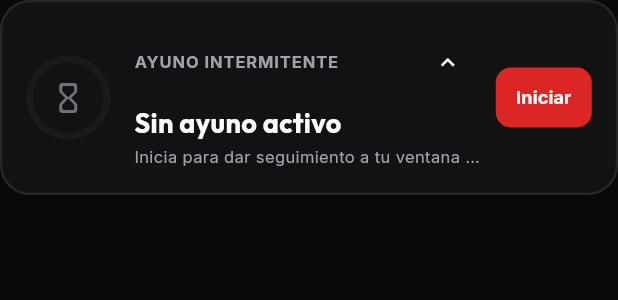
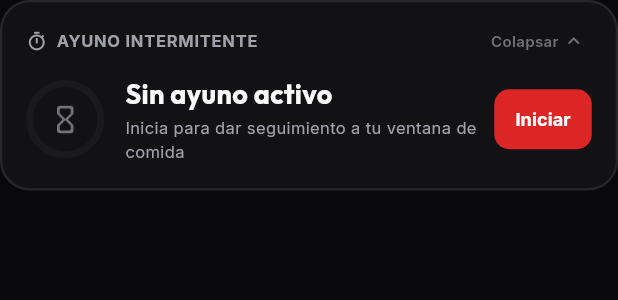
Before and after one commit to VICTOREB13/App-Food-Tracker, a Flutter app: the FastingWindowBentoCard widget shown alone on an empty page, opened directly, after a tap on "AYUNO INTERMITENTE", on a phone screen of 412 x 824 dp. Shown: the top 300 px of the screen. Run offline on Flutter 3.47's test engine with Material 3 defaults, Android fonts, the phone set to English and light mode, and no system bars; our stand-ins replace file_picker, flutter_secure_storage, flutter_svg, get_it, google_fonts, google_generative_ai and 4 more; missing offline and left inert: home_widget; accounts and stored records are empty; project files that could hold a hidden picture were left out.

Commit message:
feat(release): v1.2.5 - Fasting Bento UI alignment, truncated JSON auto-repair & root directory cleanup

```diff
--- a/lib/widgets/dashboard/fasting_window_bento_card.dart
+++ b/lib/widgets/dashboard/fasting_window_bento_card.dart
@@ -132,28 +132,44 @@ class _FastingWindowBentoCardState extends State<FastingWindowBentoCard> {
         ),
         child: Row(
           children: [
-            const Icon(Icons.timer_outlined, size: 18, color: AppColors.primary),
+            Container(
+              padding: const EdgeInsets.all(7),
+              decoration: BoxDecoration(color: AppColors.primary.withValues(alpha: 0.1), borderRadius: BorderRadius.circular(10)),
+              child: const Icon(Icons.timer_outlined, size: 16, color: AppColors.primary),
+            ),
             const SizedBox(width: 10),
             Expanded(
-              child: Row(
+              child: Column(
+                crossAxisAlignment: CrossAxisAlignment.start,
+                mainAxisSize: MainAxisSize.min,
                 children: [
-                  Text('AYUNO INTERMITENTE', style: GoogleFonts.inter(fontSize: 11, fontWeight: FontWeight.w700, letterSpacing: 0.6, color: AppColors.textSecondary(context))),
-                  const SizedBox(width: 8),
-                  Text('• Sin ayuno activo', style: GoogleFonts.inter(fontSize: 11, color: AppColors.textMuted(context))),
+                  Text(
+                    'AYUNO INTERMITENTE',
+                    style: GoogleFonts.inter(fontSize: 11, fontWeight: FontWeight.w700, letterSpacing: 0.5, color: AppColors.textSecondary(context)),
+                    maxLines: 1,
+                    overflow: TextOverflow.ellipsis,
+                  ),
+                  const SizedBox(height: 1),
+                  Text('• Sin ayuno activo', style: GoogleFonts.inter(fontSize: 11, color: AppColors.textMuted(context)), maxLines: 1, overflow: TextOverflow.ellipsis),
                 ],
               ),
             ),
-            TextButton(
+            const SizedBox(width: 8),
+            InkWell(
               key: const Key('fasting_compact_start_button'),
-              onPressed: _showStartFastDialog,
-              style: TextButton.styleFrom(padding: const EdgeInsets.symmetric(horizontal: 8, vertical: 4), minimumSize: Size.zero, tapTargetSize: MaterialTapTargetSize.shrinkWrap),
+              onTap: _showStartFastDialog,
+              borderRadius: BorderRadius.circular(20),
+              child: Container(
+                padding: const EdgeInsets.symmetric(horizontal: 10, vertical: 5),
+                decoration: BoxDecoration(color: AppColors.primary.withValues(alpha: 0.12), borderRadius: BorderRadius.circular(20)),
                 child: Row(
                   mainAxisSize: MainAxisSize.min,
                   children: [
                     Text('Iniciar', style: GoogleFonts.inter(fontSize: 11, fontWeight: FontWeight.bold, color: AppColors.primary)),
                     const SizedBox(width: 2),
-                  const Icon(Icons.keyboard_arrow_down, size: 16, color: AppColors.primary),
+                    const Icon(Icons.keyboard_arrow_down_rounded, size: 15, color: AppColors.primary),
                   ],
+                ),
               ),
             ),
           ],
@@ -177,30 +193,15 @@ class _FastingWindowBentoCardState extends State<FastingWindowBentoCard> {
         ),
         boxShadow: [BoxShadow(color: Colors.black.withValues(alpha: 0.04), blurRadius: 8, offset: const Offset(0, 2))],
       ),
-      child: Row(
-        children: [
-          Stack(
-            alignment: Alignment.center,
-            children: [
-              VeLoadingRing(
-                size: 56,
-                strokeWidth: 4.5,
-                progress: isActive ? progress : 0.0,
-                color: isGoalReached ? AppColors.success : AppColors.primary,
-                trackColor: AppColors.border(context).withValues(alpha: 0.4),
-              ),
-              Icon(isActive ? Icons.timer_outlined : Icons.hourglass_empty_rounded, color: isActive ? (isGoalReached ? AppColors.success : AppColors.primary) : AppColors.textMuted(context), size: 24),
-            ],
-          ),
-          const SizedBox(width: 16),
-          Expanded(
       child: Column(
+        mainAxisSize: MainAxisSize.min,
         crossAxisAlignment: CrossAxisAlignment.start,
-              mainAxisSize: MainAxisSize.min,
         children: [
           Row(
             children: [
-                    Text('AYUNO INTERMITENTE', style: GoogleFonts.inter(fontSize: 11, fontWeight: FontWeight.w700, letterSpacing: 0.6, color: isActive ? AppColors.primary : AppColors.textSecondary(context))),
+              Icon(Icons.timer_outlined, size: 14, color: isActive ? AppColors.primary : AppColors.textSecondary(context)),
+              const SizedBox(width: 6),
+              Text('AYUNO INTERMITENTE', style: GoogleFonts.inter(fontSize: 11, fontWeight: FontWeight.w700, letterSpacing: 0.5, color: isActive ? AppColors.primary : AppColors.textSecondary(context))),
               if (isActive) ...[
                 const SizedBox(width: 6),
                 Container(
@@ -209,42 +210,63 @@ class _FastingWindowBentoCardState extends State<FastingWindowBentoCard> {
                   child: Text(isGoalReached ? '¡Meta Lograda!' : 'En curso', style: GoogleFonts.inter(fontSize: 9, fontWeight: FontWeight.bold, color: isGoalReached ? AppColors.success : AppColors.primary)),
                 ),
               ],
-                    if (!isActive && _isManuallyExpanded) ...[
               const Spacer(),
-                      IconButton(
-                        icon: const Icon(Icons.keyboard_arrow_up, size: 18),
-                        onPressed: () => setState(() => _isManuallyExpanded = false),
-                        padding: EdgeInsets.zero,
-                        constraints: const BoxConstraints(minWidth: 20, minHeight: 20),
+              if (!isActive && _isManuallyExpanded)
+                InkWell(
+                  onTap: () => setState(() => _isManuallyExpanded = false),
+                  borderRadius: BorderRadius.circular(6),
+                  child: Padding(
+                    padding: const EdgeInsets.symmetric(horizontal: 4, vertical: 2),
+                    child: Row(
+                      mainAxisSize: MainAxisSize.min,
+                      children: [
+                        Text('Colapsar', style: GoogleFonts.inter(fontSize: 10, fontWeight: FontWeight.w600, color: AppColors.textMuted(context))),
+                        const SizedBox(width: 2),
+                        Icon(Icons.keyboard_arrow_up_rounded, size: 16, color: AppColors.textMuted(context)),
+                      ],
+                    ),
+                  ),
                 ),
             ],
+          ),
+          const SizedBox(height: 12),
+          Row(
+            crossAxisAlignment: CrossAxisAlignment.center,
+            children: [
+              Stack(
+                alignment: Alignment.center,
+                children: [
+                  VeLoadingRing(size: 52, strokeWidth: 4.5, progress: isActive ? progress : 0.0, color: isGoalReached ? AppColors.success : AppColors.primary, trackColor: AppColors.border(context).withValues(alpha: 0.4)),
+                  Icon(isActive ? Icons.timer_outlined : Icons.hourglass_empty_rounded, color: isActive ? (isGoalReached ? AppColors.success : AppColors.primary) : AppColors.textMuted(context), size: 22),
                 ],
               ),
-                const SizedBox(height: 3),
-                Text(
-                  isActive ? _controller.fastingDurationFormatted : 'Sin ayuno activo',
-                  style: GoogleFonts.outfit(fontSize: 18, fontWeight: FontWeight.w700, color: AppColors.textPrimary(context)),
-                ),
+              const SizedBox(width: 14),
+              Expanded(
+                child: Column(
+                  crossAxisAlignment: CrossAxisAlignment.start,
+                  mainAxisSize: MainAxisSize.min,
+                  children: [
+                    Text(isActive ? _controller.fastingDurationFormatted : 'Sin ayuno activo', style: GoogleFonts.outfit(fontSize: 18, fontWeight: FontWeight.w700, color: AppColors.textPrimary(context))),
                     const SizedBox(height: 2),
                     Text(
                       isActive
                           ? (isGoalReached ? 'Meta superada (+${(progress * 100).toInt()}%)' : 'Restan ${_controller.remainingDurationFormatted} de ${_controller.targetHours.toInt()}h')
                           : 'Inicia para dar seguimiento a tu ventana de comida',
                       style: GoogleFonts.inter(fontSize: 11, color: AppColors.textSecondary(context)),
-                  maxLines: 1,
+                      maxLines: 2,
                       overflow: TextOverflow.ellipsis,
                     ),
                   ],
                 ),
               ),
-          const SizedBox(width: 8),
+              const SizedBox(width: 10),
               ElevatedButton(
                 style: ElevatedButton.styleFrom(
                   backgroundColor: isActive ? AppColors.surface(context) : AppColors.primary,
                   foregroundColor: isActive ? AppColors.primary : Colors.white,
                   side: isActive ? const BorderSide(color: AppColors.primary, width: 1.2) : BorderSide.none,
                   elevation: 0,
-              padding: const EdgeInsets.symmetric(horizontal: 12, vertical: 8),
+                  padding: const EdgeInsets.symmetric(horizontal: 14, vertical: 10),
                   shape: RoundedRectangleBorder(borderRadius: BorderRadius.circular(10)),
                 ),
                 onPressed: isActive ? _confirmStopFast : _showStartFastDialog,
@@ -252,6 +274,8 @@ class _FastingWindowBentoCardState extends State<FastingWindowBentoCard> {
               ),
             ],
           ),
+        ],
+      ),
     );
   }
 }
--- a/pubspec.yaml
+++ b/pubspec.yaml
@@ -2,7 +2,7 @@ name: food_tracker
 description: "Food Tracker"
 publish_to: 'none'
 
-version: 1.2.4+1
+version: 1.2.5+1
 
 environment:
   sdk: '>=3.4.0 <4.0.0'
```
Also changed, not shown: Actual.png (deleted), Deseado.png (deleted), 5 other files. Lines whose indentation alone changed are shown as unchanged.
